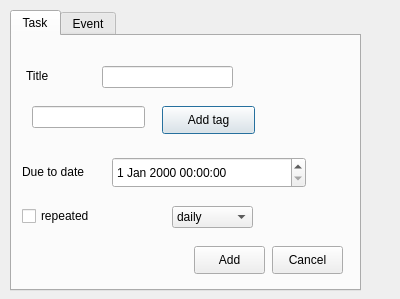
Old version of the form App/AddWindow.ui in the repository BadrGello/Task-Management-App.
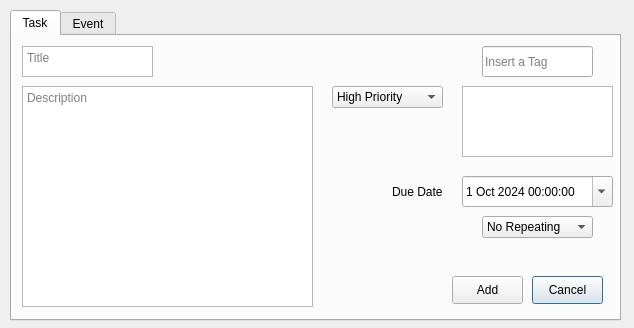
New version of the form. The open tabs and pages were chosen to show the change.

```diff
--- a/App/AddWindow.ui
+++ b/App/AddWindow.ui
@@ -6,10 +6,16 @@
    <rect>
     <x>0</x>
     <y>0</y>
-    <width>400</width>
-    <height>299</height>
+    <width>634</width>
+    <height>328</height>
    </rect>
   </property>
+  <property name="sizePolicy">
+   <sizepolicy hsizetype="Fixed" vsizetype="Fixed">
+    <horstretch>0</horstretch>
+    <verstretch>0</verstretch>
+   </sizepolicy>
+  </property>
   <property name="cursor">
    <cursorShape>ArrowCursor</cursorShape>
   </property>
@@ -27,8 +33,8 @@
     <rect>
      <x>10</x>
      <y>10</y>
-     <width>351</width>
-     <height>281</height>
+     <width>611</width>
+     <height>311</height>
     </rect>
    </property>
    <property name="accessibleName">
@@ -50,109 +56,167 @@
     <attribute name="title">
      <string>Task</string>
     </attribute>
-    <widget class="QLabel" name="TaskTitelLabel">
+    <widget class="QTextEdit" name="TaskTitleInput">
      <property name="geometry">
       <rect>
-       <x>14</x>
-       <y>15</y>
-       <width>91</width>
-       <height>51</height>
-      </rect>
-     </property>
-     <property name="toolTip">
-      <string>&lt;html&gt;&lt;head/&gt;&lt;body&gt;&lt;p&gt;&lt;br/&gt;&lt;/p&gt;&lt;/body&gt;&lt;/html&gt;</string>
-     </property>
-     <property name="text">
-      <string>&lt;html&gt;&lt;head/&gt;&lt;body&gt;&lt;p&gt;Title&lt;/p&gt;&lt;/body&gt;&lt;/html&gt;</string>
-     </property>
-    </widget>
-    <widget class="QLineEdit" name="TaskTitleInput">
-     <property name="geometry">
-      <rect>
-       <x>90</x>
-       <y>30</y>
+       <x>10</x>
+       <y>10</y>
        <width>131</width>
+       <height>31</height>
+      </rect>
+     </property>
+     <property name="placeholderText">
+      <string>Title</string>
+     </property>
+    </widget>
+    <widget class="QTextEdit" name="TaskDescInput">
+     <property name="geometry">
+      <rect>
+       <x>10</x>
+       <y>50</y>
+       <width>291</width>
+       <height>221</height>
+      </rect>
+     </property>
+     <property name="placeholderText">
+      <string>Description</string>
+     </property>
+    </widget>
+    <widget class="QLabel" name="TaskDateLabel">
+     <property name="geometry">
+      <rect>
+       <x>380</x>
+       <y>140</y>
+       <width>61</width>
+       <height>31</height>
+      </rect>
+     </property>
+     <property name="text">
+      <string>Due Date</string>
+     </property>
+    </widget>
+    <widget class="QComboBox" name="TaskRepeat">
+     <property name="geometry">
+      <rect>
+       <x>470</x>
+       <y>180</y>
+       <width>111</width>
        <height>22</height>
       </rect>
+     </property>
+     <property name="toolTip">
+      <string>Repeating due date</string>
+     </property>
+     <item>
+      <property name="text">
+       <string>No Repeating</string>
+      </property>
+     </item>
+     <item>
+      <property name="text">
+       <string>Daily</string>
+      </property>
+     </item>
+     <item>
+      <property name="text">
+       <string>Weekly</string>
+      </property>
+     </item>
+     <item>
+      <property name="text">
+       <string>Monthly</string>
+      </property>
+     </item>
+     <item>
+      <property name="text">
+       <string>Yearly</string>
+      </property>
+     </item>
+    </widget>
+    <widget class="QComboBox" name="TaskPriorityValue">
+     <property name="geometry">
+      <rect>
+       <x>320</x>
+       <y>50</y>
+       <width>111</width>
+       <height>22</height>
+      </rect>
+     </property>
+     <property name="toolTip">
+      <string>Priority is useful for filtering</string>
+     </property>
+     <item>
+      <property name="text">
+       <string>High Priority</string>
+      </property>
+     </item>
+     <item>
+      <property name="text">
+       <string>Moderate Priority</string>
+      </property>
+     </item>
+     <item>
+      <property name="text">
+       <string>Low Priority</string>
+      </property>
+     </item>
+    </widget>
+    <widget class="QDateTimeEdit" name="TaskDate">
+     <property name="geometry">
+      <rect>
+       <x>450</x>
+       <y>140</y>
+       <width>151</width>
+       <height>31</height>
+      </rect>
+     </property>
+     <property name="dateTime">
+      <datetime>
+       <hour>0</hour>
+       <minute>0</minute>
+       <second>0</second>
+       <year>2024</year>
+       <month>10</month>
+       <day>1</day>
+      </datetime>
+     </property>
+     <property name="calendarPopup">
+      <bool>true</bool>
      </property>
     </widget>
     <widget class="QLineEdit" name="TaskTagInput">
      <property name="geometry">
       <rect>
-       <x>20</x>
-       <y>70</y>
-       <width>113</width>
-       <height>22</height>
-      </rect>
-     </property>
-    </widget>
-    <widget class="QPushButton" name="TaskTagButton">
-     <property name="geometry">
-      <rect>
-       <x>150</x>
-       <y>70</y>
-       <width>93</width>
-       <height>28</height>
-      </rect>
-     </property>
-     <property name="text">
-      <string>Add tag</string>
-     </property>
-    </widget>
-    <widget class="QLabel" name="TaskDueToDateLabel">
-     <property name="geometry">
-      <rect>
-       <x>10</x>
-       <y>110</y>
-       <width>91</width>
-       <height>51</height>
-      </rect>
-     </property>
-     <property name="text">
-      <string>Due to date</string>
-     </property>
-    </widget>
-    <widget class="QDateTimeEdit" name="TaskDueToDate">
-     <property name="geometry">
-      <rect>
-       <x>100</x>
-       <y>121</y>
-       <width>194</width>
+       <x>470</x>
+       <y>10</y>
+       <width>111</width>
        <height>31</height>
       </rect>
      </property>
-    </widget>
-    <widget class="QCheckBox" name="TaskRepeat">
-     <property name="geometry">
-      <rect>
-       <x>10</x>
-       <y>170</y>
-       <width>91</width>
-       <height>20</height>
-      </rect>
+     <property name="toolTip">
+      <string>&lt;html&gt;&lt;head/&gt;&lt;body&gt;&lt;p&gt;A tag should have no spaces. &lt;/p&gt;&lt;p&gt;Press enter to add tag&lt;/p&gt;&lt;/body&gt;&lt;/html&gt;</string>
      </property>
-     <property name="text">
-      <string>repeated</string>
+     <property name="whatsThis">
+      <string>&lt;html&gt;&lt;head/&gt;&lt;body&gt;&lt;p&gt;Tags are optional feature for categorizing events/tasks&lt;/p&gt;&lt;/body&gt;&lt;/html&gt;</string>
      </property>
-    </widget>
-    <widget class="QPushButton" name="TaskAddButton">
-     <property name="geometry">
-      <rect>
-       <x>182</x>
-       <y>210</y>
-       <width>71</width>
-       <height>28</height>
-      </rect>
+     <property name="inputMask">
+      <string/>
      </property>
      <property name="text">
-      <string>Add</string>
+      <string/>
+     </property>
+     <property name="placeholderText">
+      <string>Insert a Tag</string>
+     </property>
+     <property name="clearButtonEnabled">
+      <bool>false</bool>
      </property>
     </widget>
     <widget class="QPushButton" name="TaskCancelButton">
      <property name="geometry">
       <rect>
-       <x>260</x>
-       <y>210</y>
+       <x>520</x>
+       <y>240</y>
        <width>71</width>
        <height>28</height>
       </rect>
@@ -161,35 +225,28 @@
       <string>Cancel</string>
      </property>
     </widget>
-    <widget class="QComboBox" name="TaskRepeatValue">
+    <widget class="QListWidget" name="TaskTags">
      <property name="geometry">
       <rect>
-       <x>160</x>
-       <y>170</y>
-       <width>81</width>
-       <height>22</height>
+       <x>450</x>
+       <y>50</y>
+       <width>151</width>
+       <height>71</height>
       </rect>
      </property>
-     <item>
-      <property name="text">
-       <string>daily</string>
-      </property>
-     </item>
-     <item>
-      <property name="text">
-       <string>weekly</string>
-      </property>
-     </item>
-     <item>
-      <property name="text">
-       <string>monthly</string>
-      </property>
-     </item>
-     <item>
-      <property name="text">
-       <string>yearly</string>
-      </property>
-     </item>
+    </widget>
+    <widget class="QPushButton" name="TaskAddButton">
+     <property name="geometry">
+      <rect>
+       <x>440</x>
+       <y>240</y>
+       <width>71</width>
+       <height>28</height>
+      </rect>
+     </property>
+     <property name="text">
+      <string>Add</string>
+     </property>
     </widget>
    </widget>
    <widget class="QWidget" name="event">
```
Left out of the diff: 197 changed lines with no effect on the pictures.
